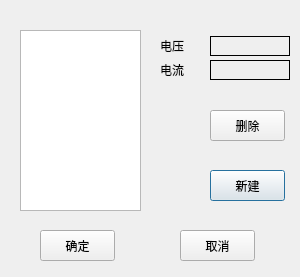
Old version of the form ZCIPS/CTScan/linedetairdisposedialog.ui in the repository maozi2327/ZCIPS.
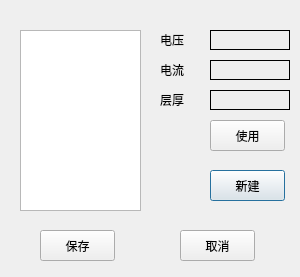
New version of the form.

Diff of the .ui file:
```diff
--- a/ZCIPS/CTScan/linedetairdisposedialog.ui
+++ b/ZCIPS/CTScan/linedetairdisposedialog.ui
@@ -70,7 +70,7 @@
     </rect>
    </property>
    <property name="text">
-    <string>确定</string>
+    <string>保存</string>
    </property>
    <property name="autoDefault">
     <bool>false</bool>
@@ -80,20 +80,20 @@
    <property name="geometry">
     <rect>
      <x>210</x>
-     <y>110</y>
+     <y>120</y>
      <width>75</width>
      <height>31</height>
     </rect>
    </property>
    <property name="text">
-    <string>删除</string>
+    <string>使用</string>
    </property>
   </widget>
   <widget class="QLabel" name="ct3MultiLayerLabel">
    <property name="geometry">
     <rect>
      <x>210</x>
-     <y>36</y>
+     <y>30</y>
      <width>80</width>
      <height>20</height>
     </rect>
@@ -124,7 +124,7 @@
    <property name="geometry">
     <rect>
      <x>160</x>
-     <y>36</y>
+     <y>30</y>
      <width>54</width>
      <height>20</height>
     </rect>
@@ -220,6 +220,62 @@
     <string>取消</string>
    </property>
   </widget>
+  <widget class="QLabel" name="ct3LayerThickness">
+   <property name="geometry">
+    <rect>
+     <x>210</x>
+     <y>90</y>
+     <width>80</width>
+     <height>20</height>
+    </rect>
+   </property>
+   <property name="sizePolicy">
+    <sizepolicy hsizetype="Minimum" vsizetype="Fixed">
+     <horstretch>0</horstretch>
+     <verstretch>0</verstretch>
+    </sizepolicy>
+   </property>
+   <property name="minimumSize">
+    <size>
+     <width>80</width>
+     <height>0</height>
+    </size>
+   </property>
+   <property name="maximumSize">
+    <size>
+     <width>80</width>
+     <height>16777215</height>
+    </size>
+   </property>
+   <property name="frameShape">
+    <enum>QFrame::Box</enum>
+   </property>
+  </widget>
+  <widget class="QLabel" name="label_2">
+   <property name="geometry">
+    <rect>
+     <x>160</x>
+     <y>90</y>
+     <width>54</width>
+     <height>20</height>
+    </rect>
+   </property>
+   <property name="minimumSize">
+    <size>
+     <width>54</width>
+     <height>0</height>
+    </size>
+   </property>
+   <property name="maximumSize">
+    <size>
+     <width>54</width>
+     <height>16777215</height>
+    </size>
+   </property>
+   <property name="text">
+    <string>层厚</string>
+   </property>
+  </widget>
  </widget>
  <layoutdefault spacing="6" margin="11"/>
  <resources/>
```
Left out of the diff: 2 changed lines with no effect on the pictures.
